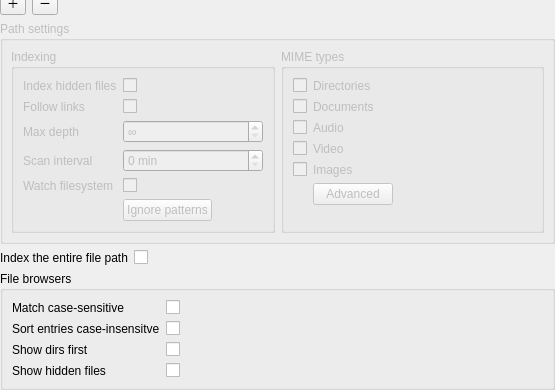
The window that src/configwidget.ui (albertlauncher/albert-plugin-files) describes before a commit, drawn with Qt 5; both pictures show x 0 to 555 and y 284 to 674 of the 555 by 674 pixel window.
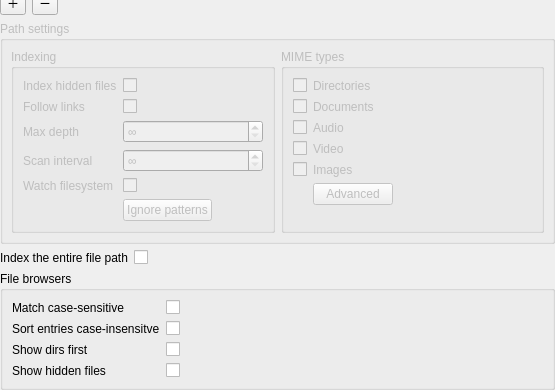
The same window after the commit.

Commit message: feat: Special value text ∞ for 0 time interval

The edit to the form file:
```diff
--- a/src/configwidget.ui
+++ b/src/configwidget.ui
@@ -173,6 +173,9 @@
                <verstretch>0</verstretch>
               </sizepolicy>
              </property>
+             <property name="specialValueText">
+              <string notr="true">∞</string>
+             </property>
              <property name="suffix">
               <string extracomment="Abbr. minutes"> min</string>
              </property>
```
